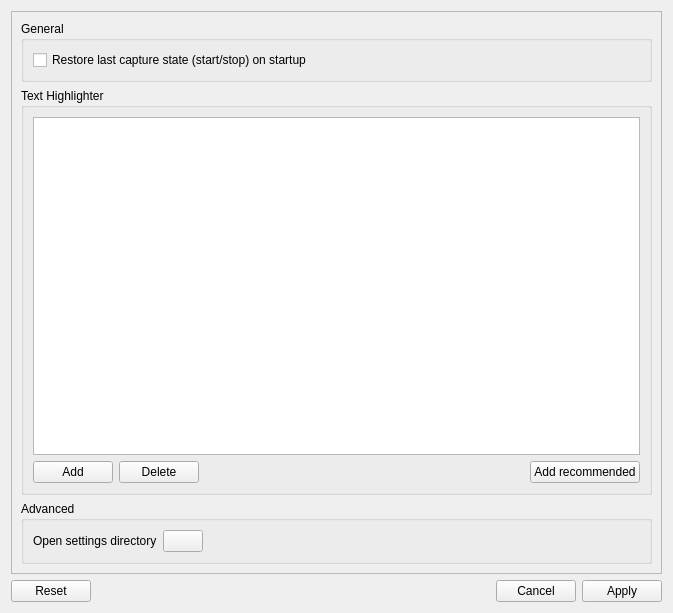
Before: the Qt Designer form src/multiserialviewer/ui_files/settingsDialog.ui in shaag7967/multiserialviewer, drawn with Qt 5.
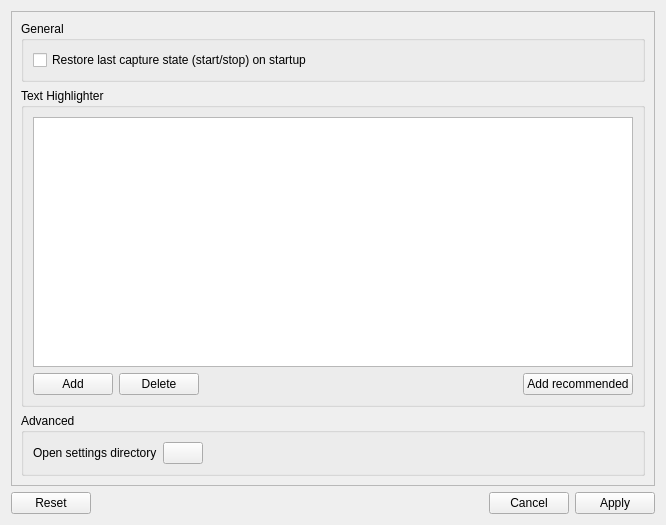
After: the same form once the commit is applied.

Commit message: adjusted size of settings dialog

```diff
--- a/src/multiserialviewer/ui_files/settingsDialog.ui
+++ b/src/multiserialviewer/ui_files/settingsDialog.ui
@@ -6,16 +6,10 @@
    <rect>
     <x>0</x>
     <y>0</y>
-    <width>673</width>
-    <height>613</height>
+    <width>658</width>
+    <height>516</height>
    </rect>
   </property>
-  <property name="minimumSize">
-   <size>
-    <width>600</width>
-    <height>0</height>
-   </size>
-  </property>
   <property name="windowTitle">
    <string>Form</string>
   </property>
@@ -55,8 +49,8 @@
           <widget class="QTableView" name="tableView">
            <property name="minimumSize">
             <size>
-             <width>500</width>
-             <height>300</height>
+             <width>600</width>
+             <height>250</height>
             </size>
            </property>
            <property name="sizeAdjustPolicy">
```
Left out of the diff: 6 changed lines with no effect on the pictures.
